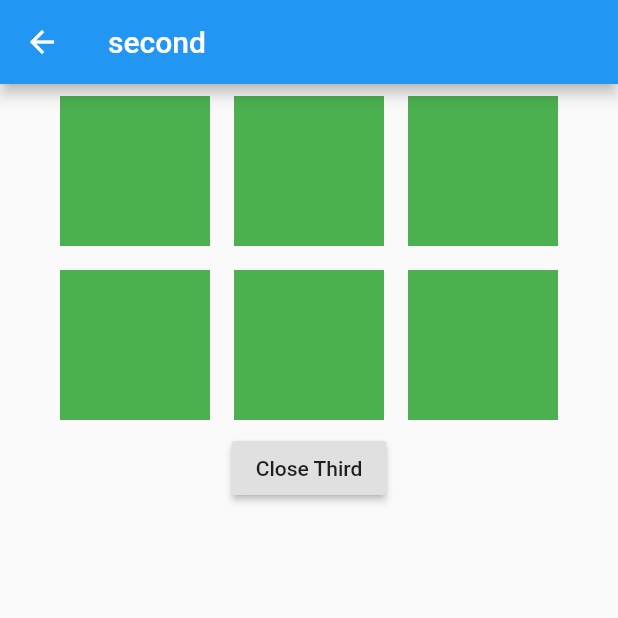
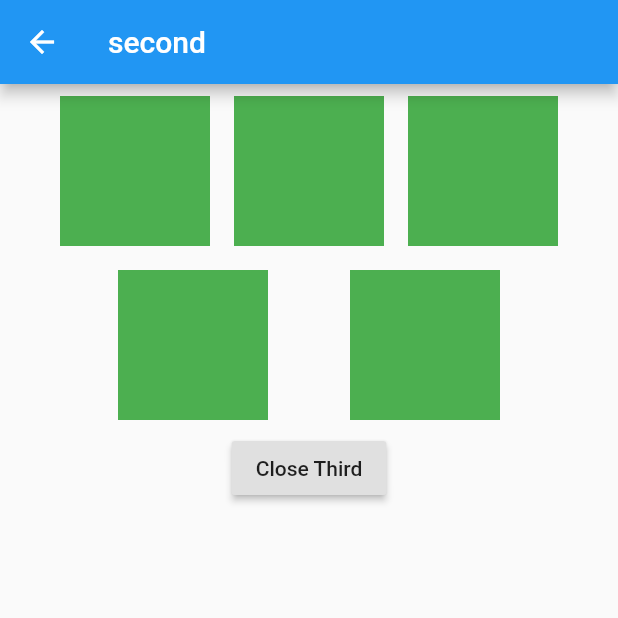
Before and after one commit to Tecco/flutter-app-first, a Flutter app: the ThirdPage screen opened directly, on a phone screen of 412 x 824 dp, the top half of it. Run offline on Flutter 3.47's test engine with Material 2 defaults, Android fonts, the phone set to English and light mode, and no system bars.

Commit message:
Change Alihnment

```diff
--- a/lib/main.dart
+++ b/lib/main.dart
@@ -320,8 +320,8 @@ class ThirdPage extends StatelessWidget {
                 item(size: 100),
                 item(size: 100),
                 item(size: 100),
-                item(size: 100),
               ],
+              alignment: WrapAlignment.spaceEvenly,
             ),
             RaisedButton(
               onPressed: () {
```
